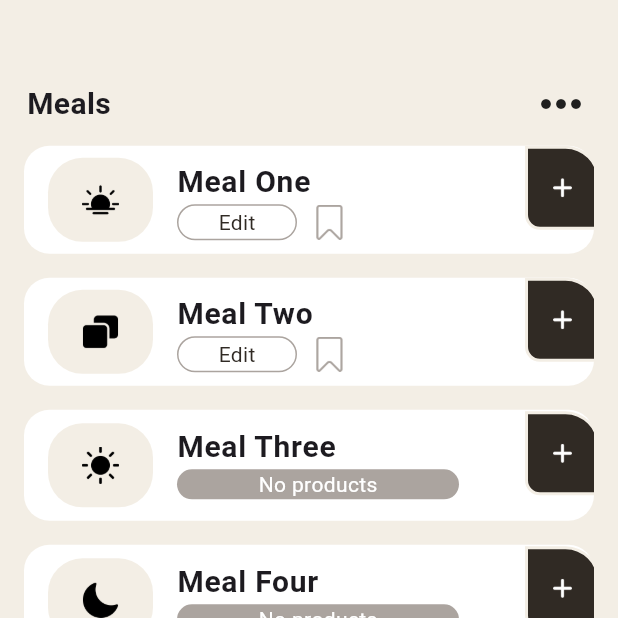
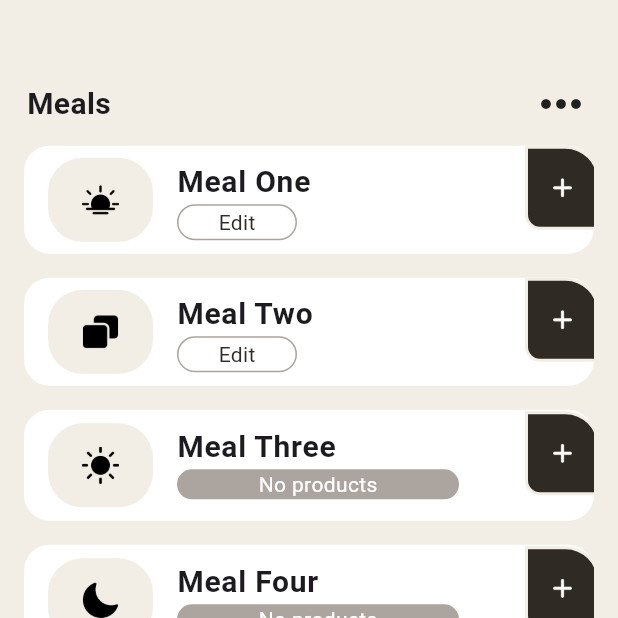
Before and after one commit to abdulmannankh21/cartapp, a Flutter app: the screen it shows after launch, on a phone screen of 412 x 824 dp, the top half of it. Run offline on Flutter 3.47's test engine with Material 3 defaults, Android fonts, the phone set to English and light mode, and no system bars; our stand-ins replace get.

Commit message:
initial commit

```diff
--- a/lib/widget/meal_widget.dart
+++ b/lib/widget/meal_widget.dart
@@ -78,14 +78,14 @@ class _MealWidgetState extends State<MealWidget> {
                     ),
                   ),
                 ),
-                const SizedBox(
-                  width: 10,
-                ),
-                Image.asset(
-                  'images/save.png',
-                  scale: 22,
-                  color: secondaryUi,
-                )
+                // const SizedBox(
+                //   width: 10,
+                // ),
+                // Image.asset(
+                //   'images/save.png',
+                //   scale: 22,
+                //   color: secondaryUi,
+                // )
               ],
             ),
 
```
